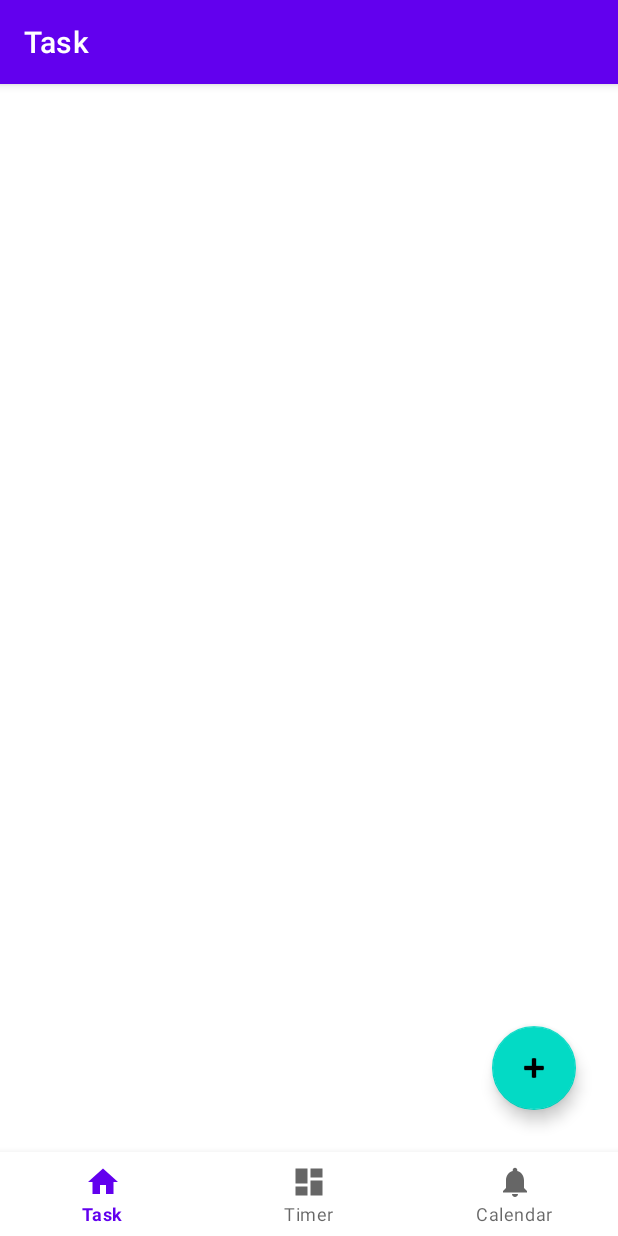
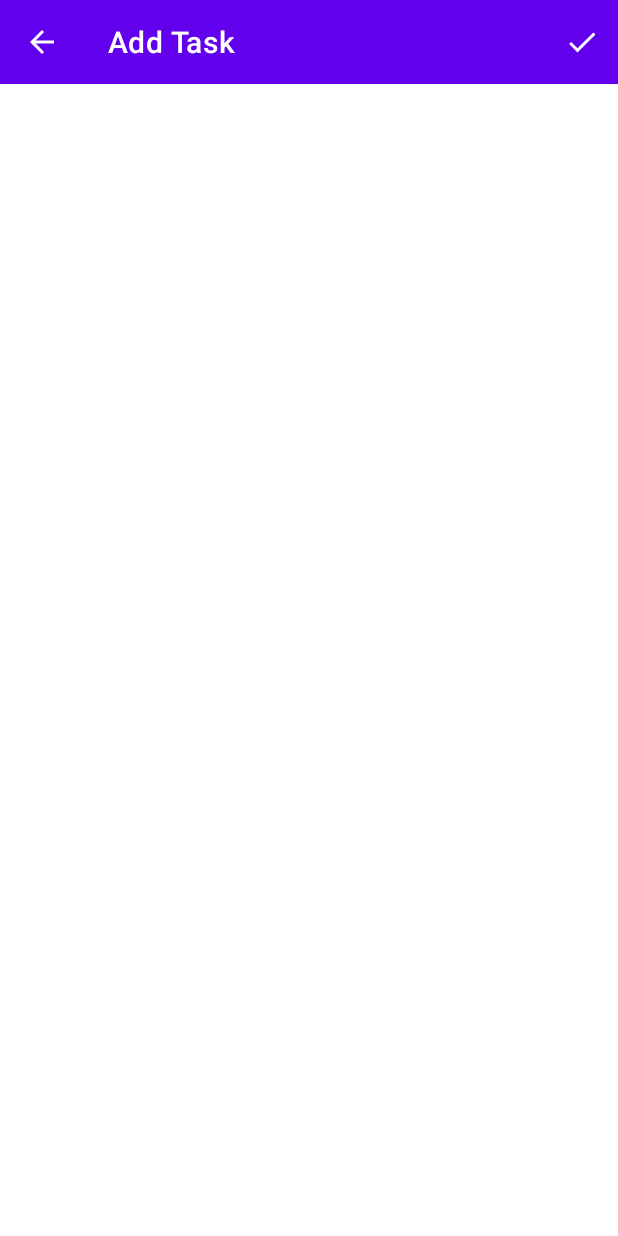
Before and after one commit to kevinyya/DailyTodo, an Android app: the screen it shows after launch (MainActivity before the commit, AddActivity after it), after a tap on an icon or button, on a phone screen of 412 x 824 dp. Run offline under Robolectric (Android 15) with nearby library versions, the phone set to English and light mode, and no system bars; our stand-ins replace Room's generated code, navigation-ui.

Commit message:
Add Toolbar with return and check button

```diff
--- a/app/build.gradle
+++ b/app/build.gradle
@@ -39,8 +39,8 @@ android {
 dependencies {
 
     implementation 'androidx.core:core-ktx:1.8.0'
-    implementation 'androidx.appcompat:appcompat:1.7.0'
-    implementation 'com.google.android.material:material:1.12.0'
+    implementation 'androidx.appcompat:appcompat:1.6.1'
+    implementation 'com.google.android.material:material:1.5.0'
     implementation 'androidx.constraintlayout:constraintlayout:2.2.0'
     implementation 'androidx.lifecycle:lifecycle-livedata-ktx:2.8.7'
     implementation 'androidx.lifecycle:lifecycle-viewmodel-ktx:2.8.7'
--- a/app/src/main/AndroidManifest.xml
+++ b/app/src/main/AndroidManifest.xml
@@ -13,9 +13,13 @@
         android:theme="@style/Theme.DailyTodo"
         tools:targetApi="31">
         <activity
+            android:name=".AddActivity"
+            android:exported="false"
+            android:theme="@style/Theme.DailyTodo.Add"/>
+        <activity
             android:name=".MainActivity"
             android:exported="true"
-            android:label="@string/title_activity_main" >
+            android:label="@string/title_activity_main">
             <intent-filter>
                 <action android:name="android.intent.action.MAIN" />
 
--- /dev/null
+++ b/app/src/main/java/com/example/dailytodo/AddActivity.kt
@@ -0,0 +1,45 @@
+package com.example.dailytodo
+
+import android.os.Bundle
+import android.util.Log
+import android.view.Menu
+import android.view.MenuItem
+import android.widget.Toolbar
+import androidx.appcompat.app.AppCompatActivity
+import androidx.core.content.ContextCompat
+
+
+class AddActivity : AppCompatActivity() {
+
+    private lateinit var toolbar: Toolbar
+
+    override fun onCreate(savedInstanceState: Bundle?) {
+        super.onCreate(savedInstanceState)
+        setContentView(R.layout.activity_add)
+
+        // Edit Toolbar
+        val addTB = findViewById<androidx.appcompat.widget.Toolbar>(R.id.addTB)
+        setSupportActionBar(addTB)
+        supportActionBar?.setDisplayHomeAsUpEnabled(true)
+        supportActionBar?.setDisplayShowHomeEnabled(true)
+
+        // Set Back Arrow Color
+        addTB.navigationIcon?.setTint(ContextCompat.getColor(this, R.color.white))
+
+    }
+
+    override fun onCreateOptionsMenu(menu: Menu): Boolean {
+        menuInflater.inflate(R.menu.add_task_menu, menu)
+        return true
+    }
+
+    override fun onOptionsItemSelected(item: MenuItem): Boolean {
+        if (item.itemId == android.R.id.home) {
+            finish()
+        } else if (item.itemId == R.id.taskCheck) {
+            Log.d("Debug", "Check Triggered")
+        }
+
+        return super.onOptionsItemSelected(item)
+    }
+}
--- a/app/src/main/java/com/example/dailytodo/ui/task/TaskFragment.kt
+++ b/app/src/main/java/com/example/dailytodo/ui/task/TaskFragment.kt
@@ -1,5 +1,6 @@
 package com.example.dailytodo.ui.task
 
+import android.content.Intent
 import android.os.Bundle
 import android.util.Log
 import android.view.LayoutInflater
@@ -11,6 +12,7 @@ import androidx.fragment.app.viewModels
 import androidx.lifecycle.Observer
 import androidx.lifecycle.ViewModelProvider
 import androidx.recyclerview.widget.StaggeredGridLayoutManager
+import com.example.dailytodo.AddActivity
 import com.example.dailytodo.databinding.FragmentTaskBinding
 
 class TaskFragment : Fragment() {
@@ -48,6 +50,8 @@ class TaskFragment : Fragment() {
 
         binding.addBtn.setOnClickListener{
             Log.d("Debug", "Add Button Trigger");
+            val intent = Intent(requireContext(), AddActivity::class.java)
+            startActivity(intent)
         }
 
         return root
--- /dev/null
+++ b/app/src/main/res/drawable/ic_check.xml
@@ -0,0 +1,5 @@
+<vector android:height="24dp" android:tint="#FFFFFF"
+    android:viewportHeight="24" android:viewportWidth="24"
+    android:width="24dp" xmlns:android="http://schemas.android.com/apk/res/android">
+    <path android:fillColor="@android:color/white" android:pathData="M9,16.17L4.83,12l-1.42,1.41L9,19 21,7l-1.41,-1.41z"/>
+</vector>
--- /dev/null
+++ b/app/src/main/res/layout/activity_add.xml
@@ -0,0 +1,20 @@
+<?xml version="1.0" encoding="utf-8"?>
+<androidx.constraintlayout.widget.ConstraintLayout xmlns:android="http://schemas.android.com/apk/res/android"
+    xmlns:app="http://schemas.android.com/apk/res-auto"
+    xmlns:tools="http://schemas.android.com/tools"
+    android:layout_width="match_parent"
+    android:layout_height="match_parent"
+    tools:context=".AddActivity">
+
+    <androidx.appcompat.widget.Toolbar
+        android:id="@+id/addTB"
+        android:layout_width="match_parent"
+        android:layout_height="?attr/actionBarSize"
+        android:background="?attr/colorPrimary"
+        app:layout_constraintTop_toTopOf="parent"
+        app:layout_constraintStart_toStartOf="parent"
+        app:layout_constraintEnd_toEndOf="parent"
+        app:title="Add Task"
+        app:titleTextColor="@color/white" />
+
+</androidx.constraintlayout.widget.ConstraintLayout>
--- /dev/null
+++ b/app/src/main/res/menu/add_task_menu.xml
@@ -0,0 +1,11 @@
+<?xml version="1.0" encoding="utf-8"?>
+<menu xmlns:android="http://schemas.android.com/apk/res/android"
+    xmlns:app="http://schemas.android.com/apk/res-auto">
+
+    <item
+        android:id="@+id/taskCheck"
+        android:icon="@drawable/ic_check"
+        android:title="Custom"
+        app:showAsAction="ifRoom" />
+
+</menu>
--- /dev/null
+++ b/app/src/main/res/values/themes_add.xml
@@ -0,0 +1,17 @@
+<resources xmlns:tools="http://schemas.android.com/tools">
+    <!-- Base application theme. -->
+    <style name="Theme.DailyTodo.Add" parent="Theme.MaterialComponents.DayNight.NoActionBar">
+        <item name="windowActionBar">false</item>
+        <!-- Primary brand color. -->
+        <item name="colorPrimary">@color/purple_500</item>
+        <item name="colorPrimaryVariant">@color/purple_700</item>
+        <item name="colorOnPrimary">@color/white</item>
+        <!-- Secondary brand color. -->
+        <item name="colorSecondary">@color/teal_200</item>
+        <item name="colorSecondaryVariant">@color/teal_700</item>
+        <item name="colorOnSecondary">@color/black</item>
+        <!-- Status bar color. -->
+        <item name="android:statusBarColor">?attr/colorPrimaryVariant</item>
+        <!-- Customize your theme here. -->
+    </style>
+</resources>
```
